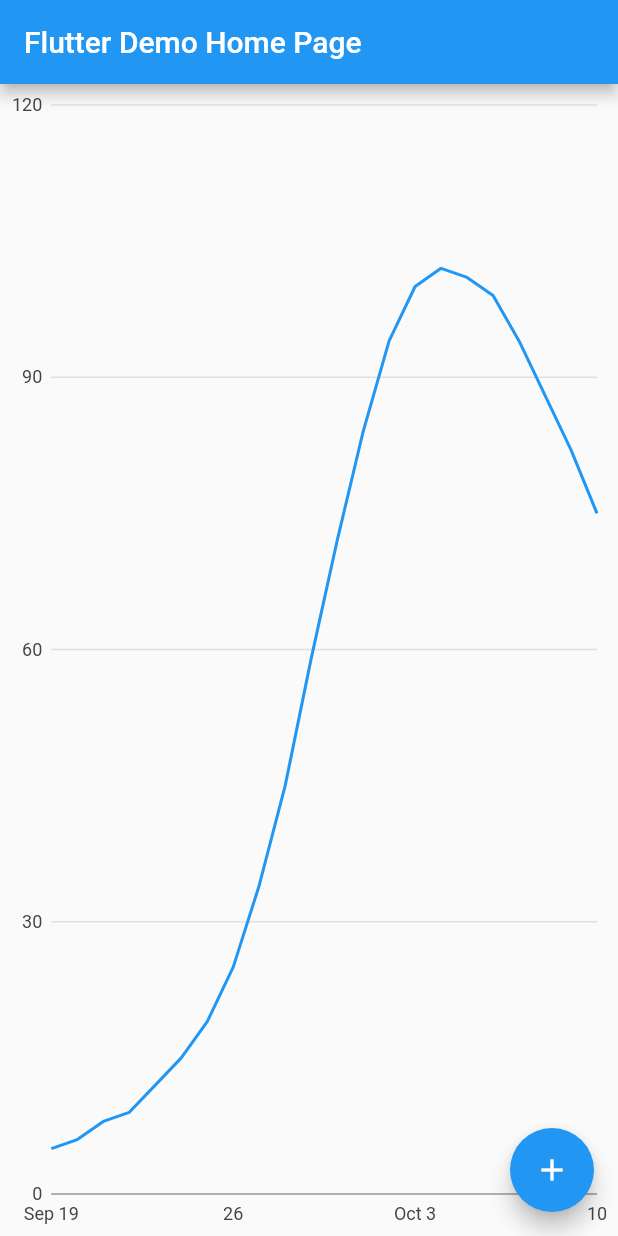
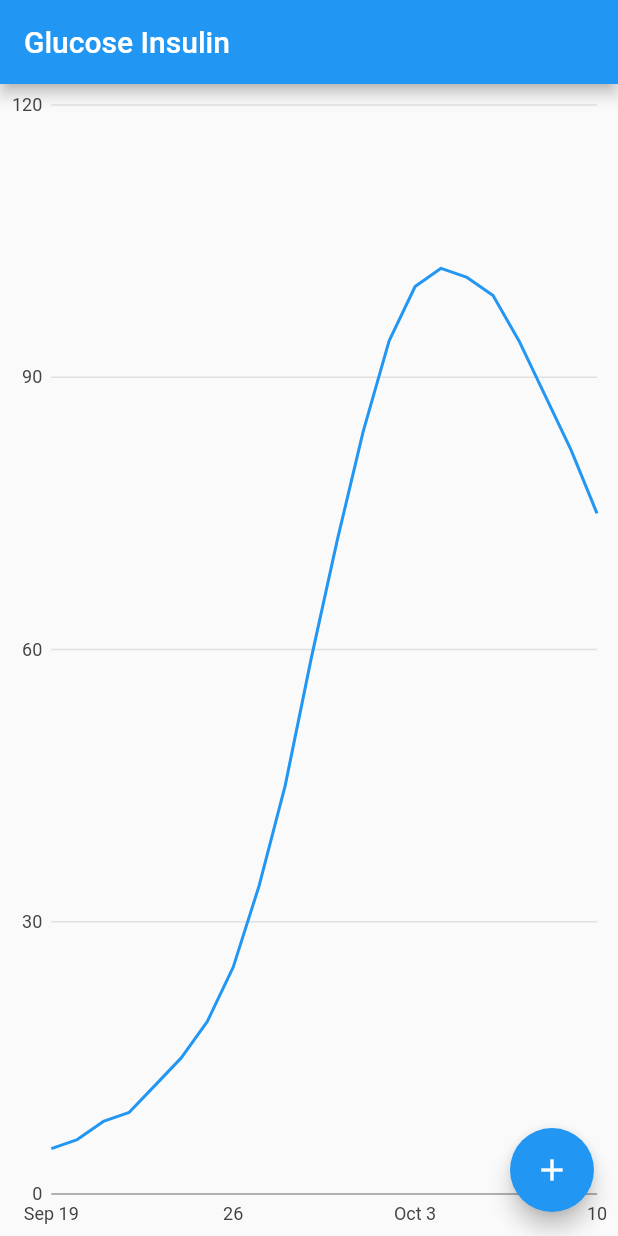
Before and after one commit to spidgorny/flutter_glucose_insulin, a Flutter app: the screen it shows after launch, on a phone screen of 412 x 824 dp. Run offline on Flutter 3.47's test engine with Material 2 defaults, Android fonts, the phone set to English and light mode, and no system bars; our stand-ins replace charts_flutter.

```diff
--- a/lib/main.dart
+++ b/lib/main.dart
@@ -1,50 +1,28 @@
 import 'package:flutter/material.dart';
 
 import 'SimpleTimeSeriesChart.dart';
+import 'test/daydata.dart';
 
 void main() {
   runApp(MyApp());
 }
 
 class MyApp extends StatelessWidget {
-  // This widget is the root of your application.
   @override
   Widget build(BuildContext context) {
     return MaterialApp(
       title: 'Flutter Demo',
       theme: ThemeData(
-        // This is the theme of your application.
-        //
-        // Try running your application with "flutter run". You'll see the
-        // application has a blue toolbar. Then, without quitting the app, try
-        // changing the primarySwatch below to Colors.green and then invoke
-        // "hot reload" (press "r" in the console where you ran "flutter run",
-        // or simply save your changes to "hot reload" in a Flutter IDE).
-        // Notice that the counter didn't reset back to zero; the application
-        // is not restarted.
         primarySwatch: Colors.blue,
-        // This makes the visual density adapt to the platform that you run
-        // the app on. For desktop platforms, the controls will be smaller and
-        // closer together (more dense) than on mobile platforms.
         visualDensity: VisualDensity.adaptivePlatformDensity,
       ),
-      home: MyHomePage(title: 'Flutter Demo Home Page'),
+      home: MyHomePage(title: 'Glucose Insulin'),
     );
   }
 }
 
 class MyHomePage extends StatefulWidget {
   MyHomePage({Key key, this.title}) : super(key: key);
-
-  // This widget is the home page of your application. It is stateful, meaning
-  // that it has a State object (defined below) that contains fields that affect
-  // how it looks.
-
-  // This class is the configuration for the state. It holds the values (in this
-  // case the title) provided by the parent (in this case the App widget) and
-  // used by the build method of the State. Fields in a Widget subclass are
-  // always marked "final".
-
   final String title;
 
   @override
@@ -52,6 +30,12 @@ class MyHomePage extends StatefulWidget {
 }
 
 class _MyHomePageState extends State<MyHomePage> {
+  @override
+  void initState() {
+    super.initState();
+    testDayData();
+  }
+
   @override
   Widget build(BuildContext context) {
     return Scaffold(
--- a/pubspec.yaml
+++ b/pubspec.yaml
@@ -29,6 +29,8 @@ dependencies:
   cupertino_icons: ^0.1.3
   charts_flutter: any
   interpolate: any
+  json_store:
+  jiffy: 3.0.1
 
 dev_dependencies:
   flutter_test:
```
Also changed, not shown: lib/DayData.dart (added, +33 -0 lines), pubspec.lock, 6 other files.
